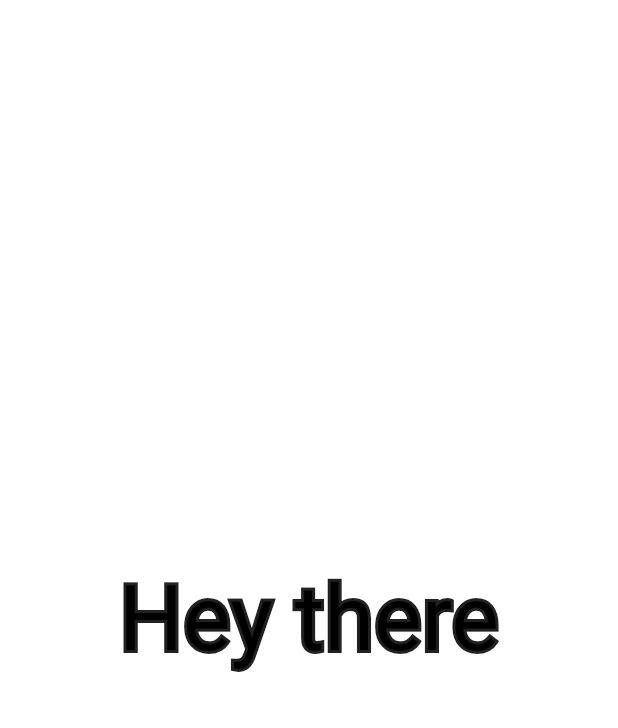
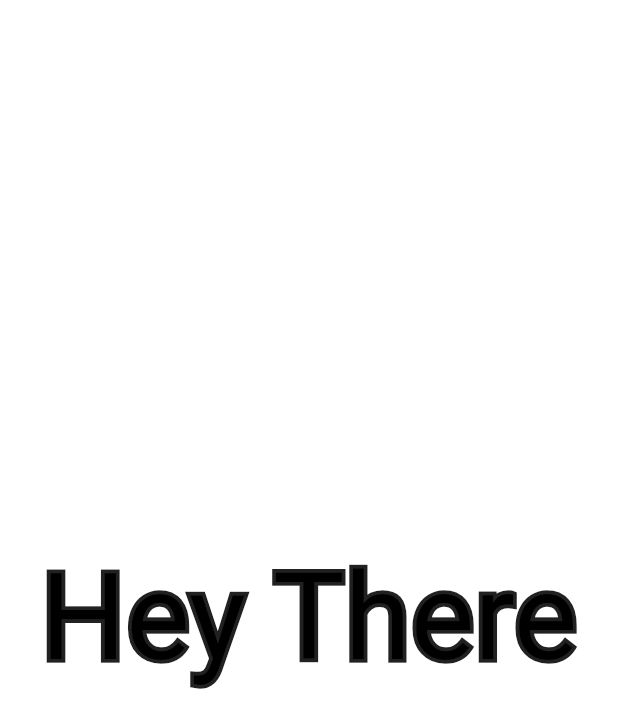
Before and after one commit to legonian/coloring_flutter, a Flutter app: the screen it shows after launch, on a phone screen of 412 x 824 dp. Shown: the top 728 px of the screen. Run offline on Flutter 3.47's test engine with Material 2 defaults, Android fonts, the phone set to English and light mode, and no system bars.

Commit message:
move data to static; remove CustomBorderStyle

```diff
--- a/lib/color_tile.dart
+++ b/lib/color_tile.dart
@@ -1,6 +1,6 @@
 import 'package:flutter/material.dart';
 
-import 'color_theme.dart';
+import 'main.dart';
 
 class ColorTile extends StatefulWidget {
   @override
@@ -14,21 +14,20 @@ class ColorTileState extends State<ColorTile> {
         key: Key('GestureDetector'),
         onTap: () {
           setState(() {
-            ColorContext.of(context).color.generateNew();
+            ColorApp.options.color.generateNew();
           });
         },
         child: Container(
             key: Key('ColorContainer'),
-            color: ColorContext.of(context).color.background,
+            color: ColorApp.options.color.background,
             child: Center(
                 child: BorderedText(
-              'Hey there',
+              ColorApp.options.textData,
               style: TextStyle(
-                  fontSize: 60, color: ColorContext.of(context).color.text),
-              border: CustomBorderStyle(
-                size: 4,
-                color: ColorContext.of(context).color.border,
-              ),
+                  fontSize: ColorApp.options.textSize,
+                  color: ColorApp.options.color.text),
+              borderSize: ColorApp.options.borderSize,
+              borderColor: ColorApp.options.color.border,
             ))));
   }
 }
@@ -42,7 +41,8 @@ class BorderedText extends StatelessWidget {
   const BorderedText(
     this.data, {
     this.style = const TextStyle(fontSize: 60, color: Colors.white),
-    this.border,
+    this.borderColor = Colors.black,
+    this.borderSize = 0,
   }) : assert(
           data != null,
           'A non-null String must be provided to a BorderedText widget.',
@@ -54,12 +54,17 @@ class BorderedText extends StatelessWidget {
   /// If non-null, the style to use for this text.
   final TextStyle style;
 
-  /// If non-null, borders will be displayed around the text.
-  final CustomBorderStyle border;
+  /// Used in strokeWidth in ``Paint`` foreground object and represent size of
+  /// border.
+  final double borderSize;
+
+  /// Used in color in ``Paint`` foreground object and represent color of
+  /// border.
+  final Color borderColor;
 
   @override
   Widget build(BuildContext context) {
-    if (this.border == null) {
+    if (this.borderSize == 0) {
       return Text(
         data,
         style: style,
@@ -74,8 +79,8 @@ class BorderedText extends StatelessWidget {
               fontSize: style.fontSize,
               foreground: Paint()
                 ..style = PaintingStyle.stroke
-                ..strokeWidth = border.size
-                ..color = border.color,
+                ..strokeWidth = borderSize
+                ..color = borderColor,
             ),
           ),
           // Solid text as fill.
--- a/lib/main.dart
+++ b/lib/main.dart
@@ -1,20 +1,23 @@
+import 'package:coloring_app/options.dart';
 import 'package:flutter/material.dart';
 
-import 'color_theme.dart';
 import 'color_tile.dart';
+import 'options.dart';
 
 void main() {
   runApp(ColorApp());
 }
 
 class ColorApp extends StatelessWidget {
+  static final options =
+      Options(textData: 'Hey There', textSize: 80, borderSize: 5);
   // Root application widget.
   @override
   Widget build(BuildContext context) {
     return MaterialApp(
       title: 'Coloring Flutter',
       home: Scaffold(
-        body: ColorContext(color: ColorGenerator(), child: ColorTile()),
+        body: ColorTile(),
       ),
     );
   }
--- /dev/null
+++ b/lib/options.dart
@@ -0,0 +1,50 @@
+import 'dart:math';
+
+import 'package:flutter/material.dart';
+
+class Options {
+  Options({
+    @required this.textData,
+    @required this.textSize,
+    Color backgroundColor,
+    this.borderSize = 0,
+  }) {
+    if (backgroundColor == null) {
+      color = ColorGenerator();
+    } else {
+      color = ColorGenerator(backgroundColor);
+    }
+  }
+
+  String textData;
+  double textSize;
+  ColorGenerator color;
+  double borderSize;
+}
+
+/// Class wrap describe app colors and related operations based on background.
+class ColorGenerator {
+  ColorGenerator([this.background = const Color(0xffffffff)]);
+
+  /// Main color that represent all others.
+  Color background;
+
+  /// Return either dark or light color to contranst to background.
+  Color get border {
+    final luminance = background.computeLuminance();
+    if (luminance < 0.5) {
+      return Colors.grey[100];
+    } else {
+      return Colors.grey[900];
+    }
+  }
+
+  /// Return fliped background color that used for text.
+  Color get text => Color(0xffffffff - background.value).withAlpha(0xff);
+
+  /// Generate random color and apply it to background variable.
+  Color generateNew() {
+    background = Color(Random().nextInt(0xffffffff)).withAlpha(0xff);
+    return background;
+  }
+}
```
Also changed, not shown: 2 other files.
